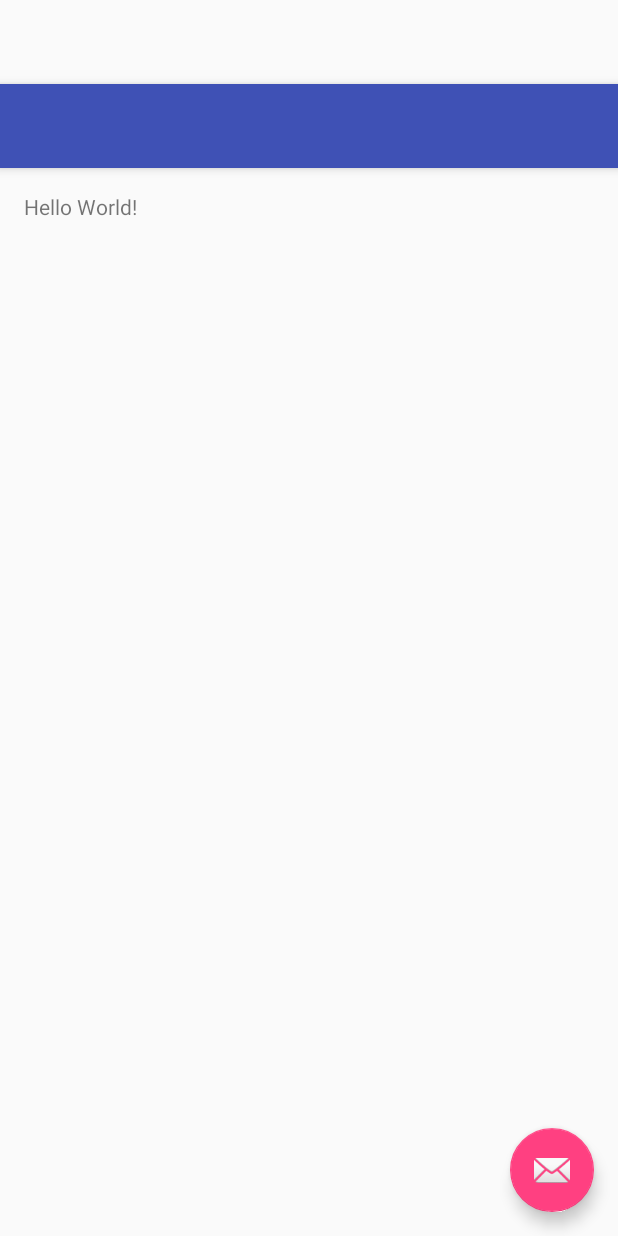
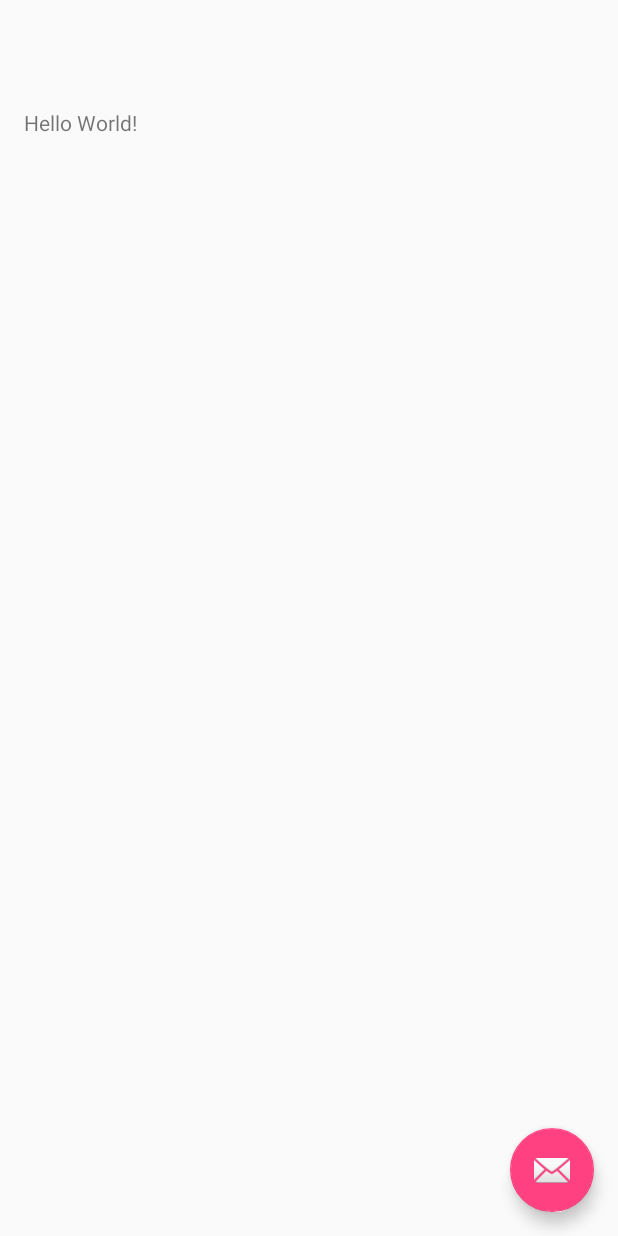
Before and after one commit to nisrulz/UploadToJitpack, an Android app: the layout activity_main.xml on its own in the app's theme, with its tools: preview values and no code run, on a phone screen of 412 x 824 dp. Run offline under Robolectric (Android 15) with nearby library versions, the phone set to English and light mode, and no system bars.

Commit message:
cleanup in code

```diff
--- a/app/src/main/AndroidManifest.xml
+++ b/app/src/main/AndroidManifest.xml
@@ -13,9 +13,7 @@
 
         <activity
             android:name=".MainActivity"
-            android:exported="true"
-            android:label="@string/app_name"
-            android:theme="@style/AppTheme.NoActionBar">
+            android:exported="true">
             <intent-filter>
                 <action android:name="android.intent.action.MAIN" />
                 <category android:name="android.intent.category.LAUNCHER" />
--- a/app/src/main/java/github/nisrulz/sample/uploadtojitpack/MainActivity.kt
+++ b/app/src/main/java/github/nisrulz/sample/uploadtojitpack/MainActivity.kt
@@ -22,8 +22,6 @@ class MainActivity : AppCompatActivity() {
 
     private fun wireupUserInterface(binding: ActivityMainBinding) {
         binding.apply {
-            setSupportActionBar(toolbar)
-
             fab.setOnClickListener { view: View? ->
                 view?.let {
                     Snackbar.make(
--- a/app/src/main/res/layout/activity_main.xml
+++ b/app/src/main/res/layout/activity_main.xml
@@ -9,23 +9,12 @@
     tools:context="github.nisrulz.sample.uploadtojitpack.MainActivity"
     >
 
-  <com.google.android.material.appbar.AppBarLayout
-      android:layout_width="match_parent"
+  <TextView
+      android:padding="16dp"
+      android:layout_width="wrap_content"
       android:layout_height="wrap_content"
-      android:theme="@style/AppTheme.AppBarOverlay"
-      >
-
-    <androidx.appcompat.widget.Toolbar
-        android:id="@+id/toolbar"
-        android:layout_width="match_parent"
-        android:layout_height="?attr/actionBarSize"
-        android:background="?attr/colorPrimary"
-        app:popupTheme="@style/AppTheme.PopupOverlay"
-        />
-
-  </com.google.android.material.appbar.AppBarLayout>
-
-  <include layout="@layout/content_main"/>
+      android:text="Hello World!"
+      />
 
   <com.google.android.material.floatingactionbutton.FloatingActionButton
       android:id="@+id/fab"
--- a/app/src/main/res/layout/content_main.xml
+++ /dev/null
@@ -1,22 +0,0 @@
-<?xml version="1.0" encoding="utf-8"?>
-<RelativeLayout
-    xmlns:android="http://schemas.android.com/apk/res/android"
-    xmlns:app="http://schemas.android.com/apk/res-auto"
-    xmlns:tools="http://schemas.android.com/tools"
-    android:layout_width="match_parent"
-    android:layout_height="match_parent"
-    android:paddingBottom="@dimen/activity_vertical_margin"
-    android:paddingLeft="@dimen/activity_horizontal_margin"
-    android:paddingRight="@dimen/activity_horizontal_margin"
-    android:paddingTop="@dimen/activity_vertical_margin"
-    app:layout_behavior="@string/appbar_scrolling_view_behavior"
-    tools:context="github.nisrulz.sample.uploadtojitpack.MainActivity"
-    tools:showIn="@layout/activity_main"
-    >
-
-  <TextView
-      android:layout_width="wrap_content"
-      android:layout_height="wrap_content"
-      android:text="Hello World!"
-      />
-</RelativeLayout>
--- a/awesomelib/build.gradle
+++ b/awesomelib/build.gradle
@@ -22,7 +22,7 @@ android {
 
 dependencies {
     implementation fileTree(dir: 'libs', include: ['*.jar'])
-    implementation 'androidx.appcompat:appcompat:1.3.1'
+    implementation 'androidx.appcompat:appcompat:1.4.1'
     implementation "androidx.core:core-ktx:1.7.0"
 
     testImplementation 'junit:junit:4.13.2'
```
Also changed, not shown: 2 other files.
